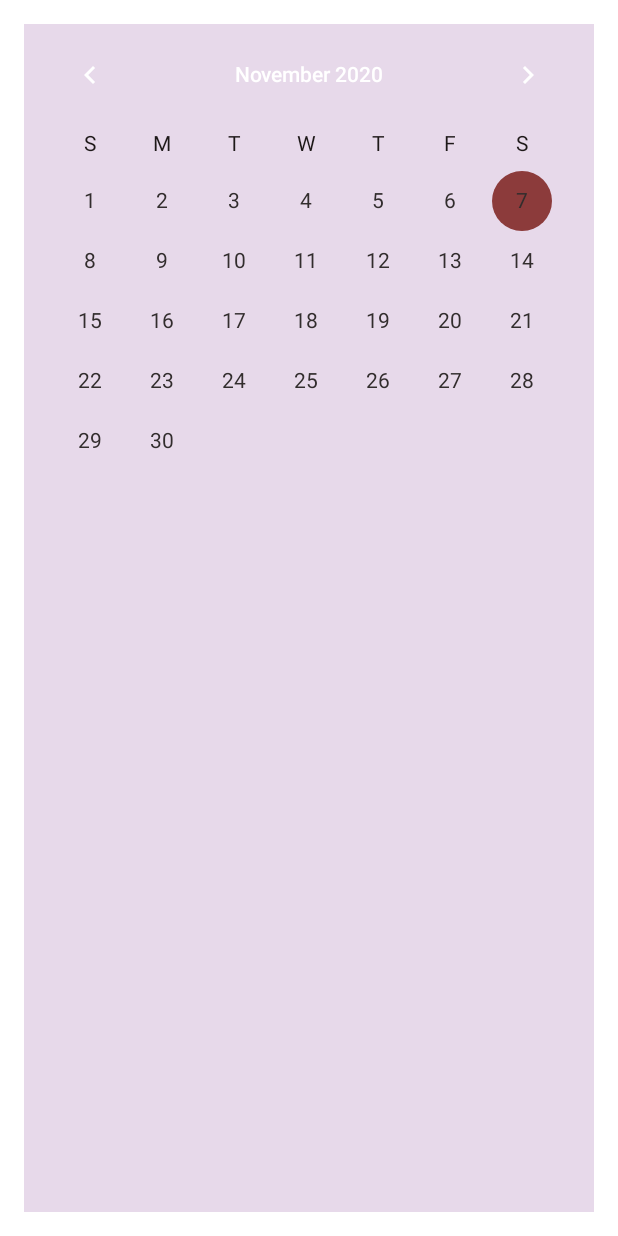
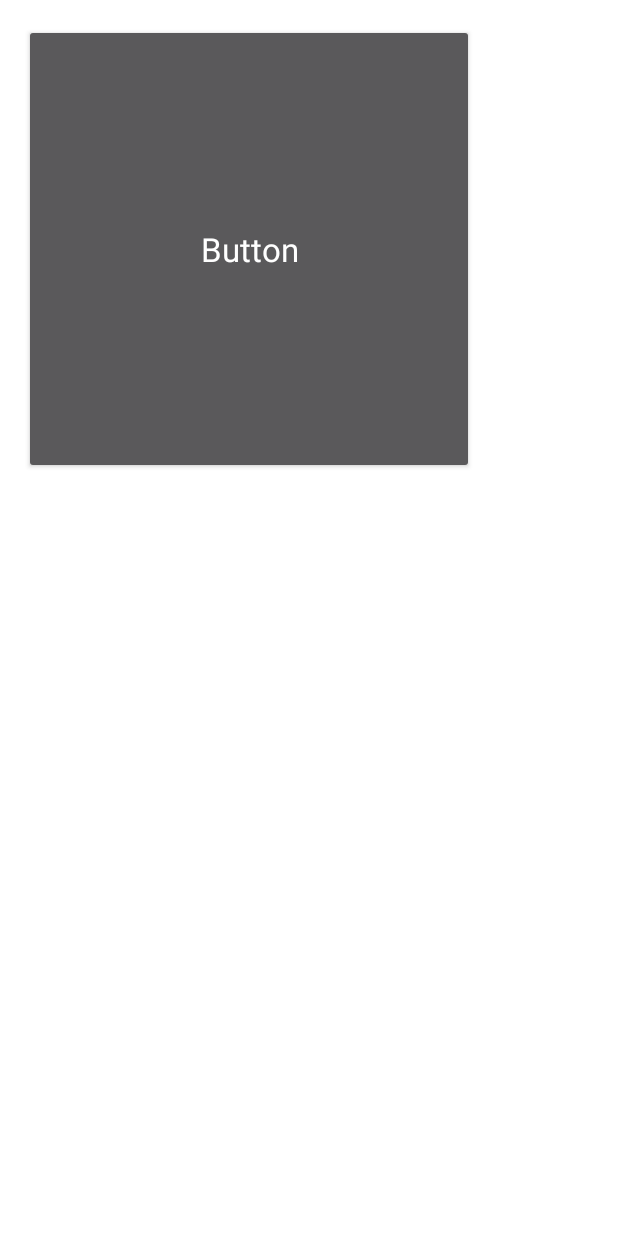
Before and after one commit to jiangjiangjiangseana/zenbrary-intelligent-librarian, an Android app: the layout activity_activity.xml on its own in the app's theme, with its tools: preview values and no code run, on a phone screen of 412 x 824 dp. Run offline under Robolectric (Android 15) with nearby library versions, the phone set to English and light mode, and no system bars.

Commit message:
calender button image

```diff
--- a/ZenboDialogSample/build.gradle
+++ b/ZenboDialogSample/build.gradle
@@ -25,6 +25,10 @@ dependencies {
     //noinspection GradleCompatible
     implementation 'com.android.support:appcompat-v7:26.1.0'
     implementation project(':RobotActivityLibrary')
+//    implementation 'com.android.support:recyclerview-v7:26.1.0'
+    //    新增recyclerview
+//    implementation 'com.android.support:cardview-v7:26.1.0'
+    //    新增cardview
     //implementation 'com.android.support:design:26.1.0'
     //implementation 'com.github.alamkanak:android-week-view:1.2.6'
     //implementation 'com.applandeo:material-calendar-view:1.7.0'
--- a/ZenboDialogSample/src/main/java/com/asus/zenbodialogsample/Activity.java
+++ b/ZenboDialogSample/src/main/java/com/asus/zenbodialogsample/Activity.java
@@ -1,6 +1,10 @@
 package com.asus.zenbodialogsample;
 
+import android.graphics.drawable.Drawable;
 import android.os.Bundle;
+import android.text.Html;
+import android.text.Spanned;
+import android.widget.Button;
 
 import com.asus.robotframework.API.RobotCallback;
 import com.asus.robotframework.API.RobotCmdState;
@@ -14,7 +18,23 @@ public class Activity extends RobotActivity {
     protected void onCreate(Bundle savedInstanceState) {
         super.onCreate(savedInstanceState);
         setContentView(R.layout.activity_activity);
+        Html.ImageGetter imgGetter = new Html.ImageGetter() {
+            @Override
+            public Drawable getDrawable(String source) {
+                Drawable drawable = null;
+                drawable = Activity.this.getResources().getDrawable(
+                        Integer.parseInt(source)
+                );
+                drawable.setBounds(0,0,drawable.getIntrinsicWidth(),drawable.getIntrinsicHeight());
+                return drawable;
 
+            }
+        };
+
+        Button button1 = (Button) findViewById(R.id.button1);
+
+        Spanned span = Html.fromHtml("<img src=\""+R.drawable.ic_launcher+"\"/><font color = \"ffffff\">test</font>",imgGetter,null);
+        button1.setText(span);
 
     }
 
--- a/ZenboDialogSample/src/main/res/layout/activity_activity.xml
+++ b/ZenboDialogSample/src/main/res/layout/activity_activity.xml
@@ -11,19 +11,33 @@
     android:paddingBottom="@dimen/activity_vertical_margin"
     tools:context="com.asus.zenbodialogsample.ZenboDialogSample">
 
+    <Button
+        android:id="@+id/button1"
+        android:layout_width="300dp"
+        android:layout_height="300dp"
+        android:text="Button" />
 
+    <Button
+        android:id="@+id/button2"
+        android:layout_width="300dp"
+        android:layout_height="300dp"
+        android:layout_marginLeft="400dp"
+        android:text="Button" />
 
+    <Button
+        android:id="@+id/button3"
+        android:layout_width="300dp"
+        android:layout_height="300dp"
+        android:layout_marginLeft="800dp"
+        android:text="Button" />
 
+    <HorizontalScrollView
+        android:layout_width="match_parent"
+        android:layout_height="match_parent">
 
-
-    <CalendarView
-        android:id="@+id/simpleCalendarView"
-        android:layout_width="match_parent"
-        android:layout_height="match_parent"
-        android:background="#E7D9EA"
-        android:layout_gravity="center"
-        android:theme="@style/CalenderViewCustom"
-        android:dateTextAppearance="@style/CalenderViewDateCustomText"
-        android:weekDayTextAppearance="@style/CalenderViewWeekCustomText" />
-
+        <LinearLayout
+            android:layout_width="wrap_content"
+            android:layout_height="match_parent"
+            android:orientation="vertical" />
+    </HorizontalScrollView>
 </RelativeLayout>
```
Also changed, not shown: ZenboDialogSample/gradle/wrapper/gradle-wrapper.properties (added), 28 other files.
